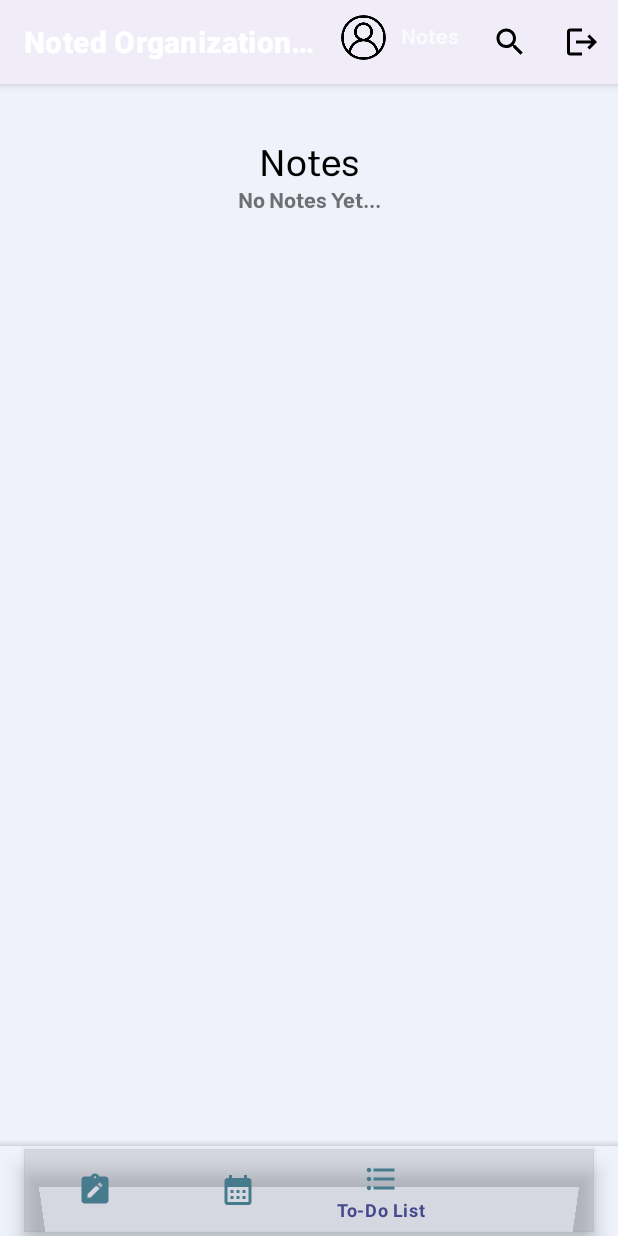
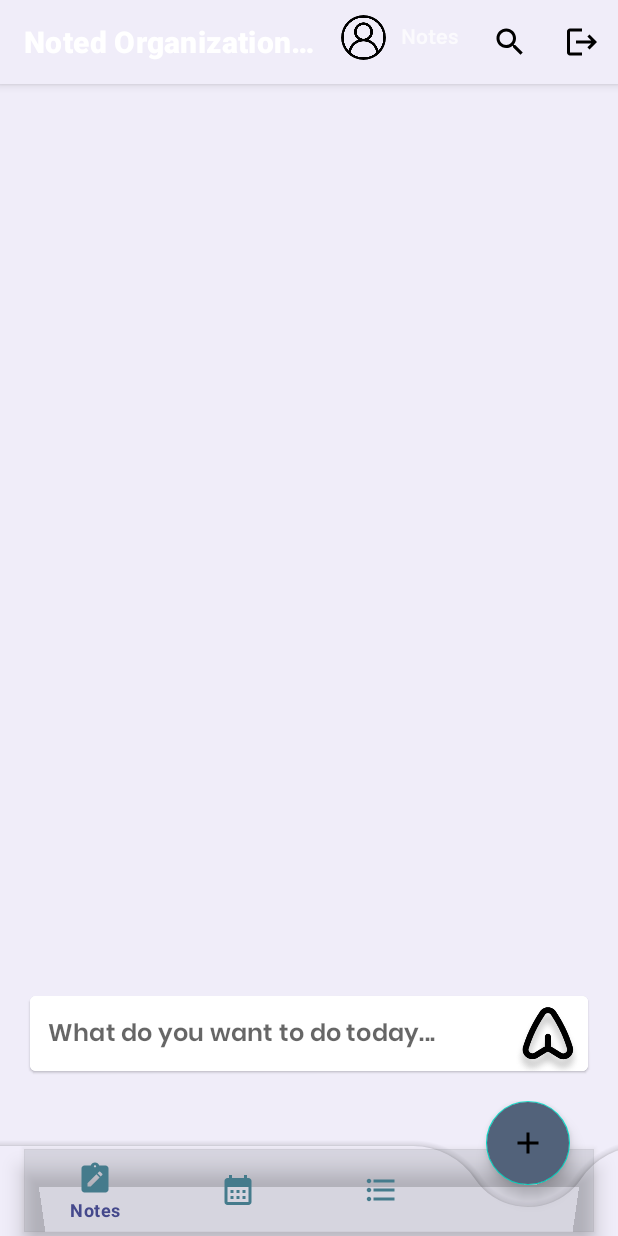
Before and after one commit to ShahdO3/SE_Project, an Android app: the screen it shows after launch once a user with an empty profile is signed in (HomeActivity), item 3 of the bottom bar chosen, on a phone screen of 412 x 824 dp. Run offline under Robolectric (Android 15) with nearby library versions, the phone set to English and light mode, and no system bars; our stand-ins replace CircleImageView, Firebase (no records; nobody signed in at launch, a user with empty details on screens opened directly), Picasso; libraries missing offline, so code that uses them is left out: com.basusingh.beautifulprogressdialog; pictures from the network do not load; 11 statements that could not run were skipped.

Commit message:
Navigation to Reminders done

```diff
--- a/app/src/main/java/com/example/notedApp/HomeActivity.kt
+++ b/app/src/main/java/com/example/notedApp/HomeActivity.kt
@@ -13,6 +13,7 @@ import androidx.appcompat.app.AppCompatActivity
 import android.os.Bundle
 import android.provider.MediaStore
 import android.text.Html
+import android.util.Log
 import android.view.Menu
 import android.view.MenuItem
 import android.view.MotionEvent
@@ -29,6 +30,8 @@ import androidx.navigation.findNavController
 import androidx.navigation.fragment.findNavController
 import androidx.navigation.fragment.navArgs
 import com.basusingh.beautifulprogressdialog.BeautifulProgressDialog
+import com.example.notedApp.databinding.ActivityHomeBinding
+import com.example.notedApp.databinding.FragmentProfilePageBinding
 import com.google.firebase.auth.FirebaseAuth
 import com.google.firebase.auth.FirebaseUser
 import com.google.firebase.auth.UserProfileChangeRequest
@@ -43,6 +46,7 @@ import java.io.IOException
 
 private lateinit var context:Context
 class HomeActivity : AppCompatActivity() {
+    private lateinit var binding: ActivityHomeBinding
     private lateinit var imgUri : Uri
     private lateinit var auth: FirebaseAuth
     private lateinit var user: FirebaseUser
@@ -104,7 +108,11 @@ class HomeActivity : AppCompatActivity() {
 
     override fun onCreate(savedInstanceState: Bundle?) {
         super.onCreate(savedInstanceState)
-        setContentView(R.layout.activity_home)
+        Log.d("ugh", "in home activity or creating it")
+        binding = ActivityHomeBinding.inflate(layoutInflater)
+        Log.d("ugh", binding.root.toString())
+        setContentView(binding.root)
+
         context = applicationContext
         auth = FirebaseAuth.getInstance()
         user = auth.currentUser!!
@@ -117,6 +125,7 @@ class HomeActivity : AppCompatActivity() {
         progress.setLottieLoop(true)
         progress.setLayoutColor(Color.WHITE)
 
+//        Getting a reference to the current user
         userRef = FirebaseDatabase
             .getInstance()
             .getReference("users")
@@ -131,6 +140,7 @@ class HomeActivity : AppCompatActivity() {
     override fun onCreateOptionsMenu(menu: Menu?): Boolean {
         menuInflater.inflate(R.menu.search_menu, menu)
 
+//  This part is to show the search bar
         val searchItem = menu?.findItem(R.id.search_action)
         val searchView: SearchView = searchItem?.actionView as SearchView
         searchView.queryHint = "What are you looking for?"
@@ -141,7 +151,7 @@ class HomeActivity : AppCompatActivity() {
             }
 
             override fun onQueryTextChange(newText: String?): Boolean {
-//               implement the filter on all the frags
+//               Filter the results from all the pages
                 return false
             }
 
--- a/app/src/main/java/com/example/notedApp/NotesAdapter.kt
+++ b/app/src/main/java/com/example/notedApp/NotesAdapter.kt
@@ -12,6 +12,7 @@ import android.widget.TextView
 import androidx.fragment.app.FragmentManager
 import androidx.navigation.findNavController
 import androidx.recyclerview.widget.RecyclerView
+import com.example.notedApp.databinding.NotesItemBinding
 import com.example.notedApp.databinding.RegisteredLessonsRowBinding
 import com.squareup.picasso.Picasso
 import de.hdodenhof.circleimageview.CircleImageView
@@ -20,8 +21,7 @@ import java.util.*
 class NotesAdapter (
     var mutableL: MutableList<NotesInfo>,
     val context: Context,
-    val activity: Activity,
-    val fragmentManager: FragmentManager)
+    val activity: Activity)
     : RecyclerView.Adapter<NotesAdapter.ViewHolder>() {
 
         inner class ViewHolder(view: View): RecyclerView.ViewHolder(view){
@@ -31,7 +31,7 @@ class NotesAdapter (
 
         override fun onCreateViewHolder(parent: ViewGroup, viewType: Int): ViewHolder {
             return ViewHolder(
-                RegisteredLessonsRowBinding.inflate(
+                NotesItemBinding.inflate(
                     LayoutInflater
                         .from(parent.context), parent, false).root)
         }
--- a/app/src/main/java/com/example/notedApp/NotesInfo.kt
+++ b/app/src/main/java/com/example/notedApp/NotesInfo.kt
@@ -1,6 +1,4 @@
 package com.example.notedApp
 
-class NotesInfo {
-    var title: String? = null
-    var description: String? = null
-}
+data class NotesInfo (var title: String?,
+                      var description: String?)
--- a/app/src/main/java/com/example/notedApp/ProfilePageFragment.kt
+++ b/app/src/main/java/com/example/notedApp/ProfilePageFragment.kt
@@ -42,14 +42,14 @@ class ProfilePageFragment : Fragment() {
     private lateinit var imgUri : Uri
     private lateinit var auth: FirebaseAuth
     private lateinit var user:FirebaseUser
-    private lateinit var instructorsRef: DatabaseReference
     private lateinit var userRef: DatabaseReference
     private lateinit var imageStorageRef:StorageReference
-    private lateinit var upcomingList: MutableList<RegisteredClassesInfo>
-    private lateinit var todayList: MutableList<RegisteredClassesInfo>
     private lateinit var binding: FragmentProfilePageBinding
     private lateinit var cont: Context
     lateinit var progress: BeautifulProgressDialog
+    private lateinit var adapter: NotesAdapter
+    private lateinit var mlist:MutableList<NotesInfo>
+    private lateinit var databaseRef:DatabaseReference
 
     override fun onCreateView(
         inflater: LayoutInflater, container: ViewGroup?,
@@ -74,20 +74,17 @@ class ProfilePageFragment : Fragment() {
 
         binding = FragmentProfilePageBinding.inflate(inflater, container, false)
 
-        upcomingList = mutableListOf()
-        todayList = mutableListOf()
         cont = requireContext()
 
         auth = FirebaseAuth.getInstance()
         user = auth.currentUser!!
+        mlist = mutableListOf()
+        adapter = NotesAdapter(mlist, requireContext(), requireActivity())
 
         imgUri = user.photoUrl!!
-//        Picasso.with(context).load(imgUri).placeholder(R.drawable.user).into(binding.userPp)
+
         println("recieved image = ${args.imageUri}")
-//        getPic()
-        instructorsRef = FirebaseDatabase
-            .getInstance()
-            .getReference("instructors")
+
         userRef = FirebaseDatabase
             .getInstance()
             .getReference("users")
@@ -95,6 +92,8 @@ class ProfilePageFragment : Fragment() {
         imageStorageRef = FirebaseStorage.getInstance()
             .getReference("profileImg")
             .child(user.uid)
+        databaseRef = FirebaseDatabase.getInstance().reference
+            .child(auth.currentUser?.uid.toString()).child("Notes")
 
 //
 //        binding.notesRecycler.layoutManager = LinearLayoutManager(
@@ -102,33 +101,20 @@ class ProfilePageFragment : Fragment() {
 //        binding.notesRecycler.setHasFixedSize(true)
 
 
-        userRef.child("classes").addValueEventListener(object: ValueEventListener {
+        userRef.child("Notes").addValueEventListener(object: ValueEventListener {
             override fun onDataChange(snapshot: DataSnapshot) {
                 if (snapshot.exists()){
-                    upcomingList.clear()
+                    mlist.clear()
                     for (snap in snapshot.children){
-                        println("snap = $snap")
-                        val classes = snap.getValue(RegisteredClassesInfo::class.java)
-                        if (classes!=null){
-                            println("classes =  $classes")
-                            val dayToday = Calendar.getInstance().get(Calendar.DAY_OF_WEEK)
-                            val dayChosen = HomeActivity.dayToNum(classes.dayChosen!!
-                                .subSequence(0,3) as String)
 
-                            if (dayChosen == dayToday ) {
-                                todayList.add(classes)
-                                binding.nothingRegTV.visibility = INVISIBLE
-                            }else {
-                            }
+                        val notes = snap.getValue(NotesInfo::class.java)
+                        if (notes!=null){
+                            println("notes =  $notes")
+                            mlist.add(notes)
+
                         }
                     }
-                    try{
-                        val adapter2 = RegisteredClassesAdapter(todayList, context!!, requireActivity(), parentFragmentManager)
-//                        binding.notesRecycler.adapter = adapter2
-
-                    }catch (e :NullPointerException){
-                        println( e.localizedMessage)
-                    }
+                    adapter.notifyDataSetChanged()
                 }
             }
 
@@ -136,6 +122,8 @@ class ProfilePageFragment : Fragment() {
                 Toast.makeText(context!!, error.message, Toast.LENGTH_LONG).show()
             }
         })
+
+
 
         binding.bottomNavigationView.setOnItemSelectedListener {
             when(it.itemId){
@@ -147,17 +135,20 @@ class ProfilePageFragment : Fragment() {
                 }
                 R.id.todolist->{
                     binding.fAbtn.hide()
+                    val move = ProfilePageFragmentDirections
+                        .actionProfilePageFragmentToToDoListFragment2()
+                    findNavController().navigate(move)
+
                 }
             }
             true
         }
 
         binding.fAbtn.setOnClickListener {
-            val move = ProfilePageFragmentDirections
-                .actionProfilePageFragmentToNewNotesBottomDialogF()
-            findNavController().navigate(move)
+//            val move = ProfilePageFragmentDirections
+//                .actionProfilePageFragmentToNewNotesBottomDialogF()
+//            findNavController().navigate(move)
         }
-
         return binding.root
     }
 
--- a/app/src/main/java/com/example/notedApp/SplashScreen.kt
+++ b/app/src/main/java/com/example/notedApp/SplashScreen.kt
@@ -4,6 +4,7 @@ import android.content.Context
 import android.os.Bundle
 import android.os.Handler
 import android.os.Looper
+import android.util.Log
 import android.view.LayoutInflater
 import android.view.View
 import android.view.ViewGroup
@@ -27,6 +28,7 @@ class SplashScreen : Fragment() {
             move = if (currentUser == null){
                 SplashScreenDirections.actionSplashScreen2ToSignInFragment2()
             }else{
+                Log.d("ugh", "user not null")
                 val sharedPref = requireActivity().getSharedPreferences("savePic",
                     Context.MODE_PRIVATE)
                 val imgUri = sharedPref.getString("imgUri", "")!!
--- a/app/src/main/res/layout/activity_home.xml
+++ b/app/src/main/res/layout/activity_home.xml
@@ -8,6 +8,7 @@
     tools:context=".HomeActivity">
 
         <androidx.appcompat.widget.Toolbar
+            android:id="@+id/toolbar"
             android:layout_width="match_parent"
             android:layout_height="wrap_content"
             app:layout_constraintEnd_toEndOf="parent"
@@ -17,15 +18,18 @@
         </androidx.appcompat.widget.Toolbar>
 
         <androidx.fragment.app.FragmentContainerView
-            android:id="@+id/fragmentContainerView"
+            android:id="@+id/fragmentContainerViewHome"
             android:name="androidx.navigation.fragment.NavHostFragment"
             android:layout_width="match_parent"
             android:layout_height="match_parent"
             app:defaultNavHost="true"
             app:layout_constraintBottom_toBottomOf="parent"
             app:layout_constraintEnd_toEndOf="parent"
+            app:layout_constraintHorizontal_bias="0.0"
             app:layout_constraintStart_toStartOf="parent"
             app:layout_constraintTop_toTopOf="parent"
             app:navGraph="@navigation/app_navigation" />
-<!--    </ScrollView>-->
+
+
+        <!--    </ScrollView>-->
 </androidx.constraintlayout.widget.ConstraintLayout>
--- a/app/src/main/res/layout/fragment_profile_page.xml
+++ b/app/src/main/res/layout/fragment_profile_page.xml
@@ -17,14 +17,14 @@
     android:backgroundTintMode="multiply">
 
 
-
-
     <androidx.recyclerview.widget.RecyclerView
         android:id="@+id/notes_recycler"
         android:layout_width="match_parent"
         android:layout_height="wrap_content"
+        android:layout_marginTop="8dp"
         android:background="#74F4F9FF"
         app:layout_constraintEnd_toEndOf="parent"
+        app:layout_constraintHorizontal_bias="0.0"
         app:layout_constraintStart_toStartOf="parent"
         app:layout_constraintTop_toBottomOf="@id/notesTV"
         tools:listitem="@layout/notes_item" />
@@ -54,8 +54,13 @@
         app:layout_constraintStart_toStartOf="parent"
         app:layout_constraintTop_toTopOf="parent" />
 
-
-</androidx.constraintlayout.widget.ConstraintLayout>
+    <androidx.coordinatorlayout.widget.CoordinatorLayout
+        android:id="@+id/bottomAppBar"
+        android:layout_width="wrap_content"
+        android:layout_height="90dp"
+        app:layout_constraintBottom_toBottomOf="parent"
+        app:layout_constraintEnd_toEndOf="parent"
+        app:layout_constraintStart_toStartOf="parent">
 
         <com.google.android.material.bottomappbar.BottomAppBar
             android:id="@+id/bAppB"
@@ -63,8 +68,8 @@
             android:layout_height="60dp"
             android:layout_gravity="bottom"
             android:backgroundTint="@android:color/transparent"
+            app:fabAlignmentMode="end"
             app:fabAnimationMode="slide"
-        app:fabAlignmentMode="end"
             app:fabCradleMargin="15dp"
             app:fabCradleRoundedCornerRadius="50dp"
             app:fabCradleVerticalOffset="2dp">
@@ -74,23 +79,27 @@
                 android:layout_width="match_parent"
                 android:layout_height="55dp"
                 android:layout_marginEnd="16dp"
+                android:background="#336E7477"
+                app:itemIconTint="#457B8C"
                 app:itemTextColor="#45498C"
-            app:itemIconTint="#457B8C"
-            app:menu="@menu/nav_menu_with_btn"
-            android:background="#336E7477"
-            />
+                app:menu="@menu/nav_menu_with_btn" />
         </com.google.android.material.bottomappbar.BottomAppBar>
-
 
 
         <com.google.android.material.floatingactionbutton.FloatingActionButton
             android:id="@+id/fAbtn"
             android:layout_width="wrap_content"
             android:layout_height="wrap_content"
+            android:backgroundTint="@color/burgundy"
             android:contentDescription="TODO"
-        android:backgroundTint="@color/burgundy"
-        app:rippleColor="@color/burgundy"
+            android:src="@drawable/baseline_add_24"
             app:layout_anchor="@id/bAppB"
-        android:src="@drawable/baseline_add_24"/>
+            app:rippleColor="@color/burgundy" />
 
     </androidx.coordinatorlayout.widget.CoordinatorLayout>
+
+
+</androidx.constraintlayout.widget.ConstraintLayout>
+
+
+</androidx.coordinatorlayout.widget.CoordinatorLayout>
--- a/app/src/main/res/layout/fragment_to_do_list.xml
+++ b/app/src/main/res/layout/fragment_to_do_list.xml
@@ -15,12 +15,13 @@
         tools:layout_editor_absoluteX="82dp"
         tools:layout_editor_absoluteY="0dp" />
 
+    <!--        app:layout_constraintBottom_toTopOf="@+id/textView6"-->
     <com.google.android.material.card.MaterialCardView
         android:id="@+id/materialCardView"
         android:layout_width="match_parent"
         android:layout_height="50dp"
-        android:layout_marginBottom="20dp"
-        app:layout_constraintBottom_toTopOf="@+id/textView6"
+        android:layout_margin="20dp"
+        app:layout_constraintBottom_toTopOf="@+id/bottomAppBar"
         app:layout_constraintEnd_toEndOf="parent"
         app:layout_constraintStart_toStartOf="parent">
 
@@ -38,7 +39,8 @@
                 android:layout_width="match_parent"
                 android:layout_height="match_parent"
                 android:background="@color/white"
-                android:hint="Enter To-Do"
+                android:fontFamily="@font/poppins_semibold"
+                android:hint="What do you want to do today..."
                 android:paddingStart="12dp"
                 android:paddingTop="15dp"
                 android:paddingEnd="12dp" />
@@ -49,59 +51,103 @@
             android:id="@+id/SubmitBtn"
             android:layout_width="50dp"
             android:layout_height="match_parent"
-            android:layout_marginLeft="350dp"
+            android:layout_marginLeft="320dp"
             android:background="@drawable/submitarrow" />
 
 
     </com.google.android.material.card.MaterialCardView>
 
 
-    <TextView
-        android:id="@+id/textView6"
-        android:layout_width="match_parent"
-        android:layout_height="100dp"
-        android:background="@drawable/topround"
-        app:cardCornerRadius="50dp"
-        app:layout_constraintBottom_toBottomOf="@+id/background" />
+<!--    <TextView-->
+<!--        android:id="@+id/textView6"-->
+<!--        android:layout_width="match_parent"-->
+<!--        android:layout_height="100dp"-->
+<!--        android:background="@drawable/topround"-->
+<!--        app:cardCornerRadius="50dp"-->
+<!--        app:layout_constraintBottom_toBottomOf="@+id/background" />-->
 
-    <ImageButton
-        android:id="@+id/reminderBtn"
-        android:layout_width="80dp"
-        android:layout_height="80dp"
-        android:layout_marginStart="45dp"
-        android:layout_marginBottom="10dp"
-        android:background="@drawable/baseline_calendar_month_24"
-        app:layout_constraintBottom_toBottomOf="@+id/background"
-        app:layout_constraintStart_toStartOf="parent"/>
+<!--    <ImageButton-->
+<!--        android:id="@+id/reminderBtn"-->
+<!--        android:layout_width="80dp"-->
+<!--        android:layout_height="80dp"-->
+<!--        android:layout_marginStart="45dp"-->
+<!--        android:layout_marginBottom="10dp"-->
+<!--        android:background="@drawable/baseline_calendar_month_24"-->
+<!--        app:layout_constraintBottom_toBottomOf="@+id/background"-->
+<!--        app:layout_constraintStart_toStartOf="parent"/>-->
 
-    <ImageButton
-        android:id="@+id/btn2"
-        android:layout_width="80dp"
-        android:layout_height="80dp"
-        android:layout_marginStart="40dp"
-        android:layout_marginBottom="10dp"
-        android:background="@drawable/baseline_format_list_bulleted_24"
-        app:layout_constraintBottom_toBottomOf="@+id/background"
-        app:layout_constraintStart_toEndOf="@+id/reminderBtn"/>
+<!--    <ImageButton-->
+<!--        android:id="@+id/btn2"-->
+<!--        android:layout_width="80dp"-->
+<!--        android:layout_height="80dp"-->
+<!--        android:layout_marginStart="40dp"-->
+<!--        android:layout_marginBottom="10dp"-->
+<!--        android:background="@drawable/baseline_format_list_bulleted_24"-->
+<!--        app:layout_constraintBottom_toBottomOf="@+id/background"-->
+<!--        app:layout_constraintStart_toEndOf="@+id/reminderBtn"/>-->
 
-    <ImageButton
-        android:id="@+id/NotesBtn"
-        android:layout_width="80dp"
-        android:layout_height="80dp"
-        android:layout_marginStart="40dp"
-        android:layout_marginBottom="10dp"
-        android:background="@drawable/baseline_note_alt_24"
-        app:layout_constraintBottom_toBottomOf="@+id/background"
-        app:layout_constraintStart_toEndOf="@+id/btn2"/>
+<!--    <ImageButton-->
+<!--        android:id="@+id/NotesBtn"-->
+<!--        android:layout_width="80dp"-->
+<!--        android:layout_height="80dp"-->
+<!--        android:layout_marginStart="40dp"-->
+<!--        android:layout_marginBottom="10dp"-->
+<!--        android:background="@drawable/baseline_note_alt_24"-->
+<!--        app:layout_constraintBottom_toBottomOf="@+id/background"-->
+<!--        app:layout_constraintStart_toEndOf="@+id/btn2"/>-->
 
     <androidx.recyclerview.widget.RecyclerView
         android:id="@+id/ToDoRecycler"
         android:layout_width="match_parent"
         android:layout_height="435dp"
-        app:layout_constraintBottom_toTopOf="@+id/materialCardView"
+        android:layout_margin="10dp"
         app:layout_constraintEnd_toEndOf="parent"
         app:layout_constraintStart_toStartOf="parent"
         app:layout_constraintTop_toTopOf="@+id/background" />
 
+    <androidx.coordinatorlayout.widget.CoordinatorLayout
+        android:id="@+id/bottomAppBar"
+        android:layout_width="wrap_content"
+        android:layout_height="90dp"
+        app:layout_constraintBottom_toBottomOf="parent"
+        app:layout_constraintEnd_toEndOf="parent"
+        app:layout_constraintStart_toStartOf="parent">
+
+        <com.google.android.material.bottomappbar.BottomAppBar
+            android:id="@+id/bAppB"
+            android:layout_width="match_parent"
+            android:layout_height="60dp"
+            android:layout_gravity="bottom"
+            android:backgroundTint="@android:color/transparent"
+            app:fabAlignmentMode="end"
+            app:fabAnimationMode="slide"
+            app:fabCradleMargin="15dp"
+            app:fabCradleRoundedCornerRadius="50dp"
+            app:fabCradleVerticalOffset="2dp">
+
+            <com.google.android.material.bottomnavigation.BottomNavigationView
+                android:id="@+id/bottomNavigationView"
+                android:layout_width="match_parent"
+                android:layout_height="55dp"
+                android:layout_marginEnd="16dp"
+                android:background="#336E7477"
+                app:itemIconTint="#457B8C"
+                app:itemTextColor="#45498C"
+                app:menu="@menu/nav_menu_with_btn" />
+        </com.google.android.material.bottomappbar.BottomAppBar>
+
+
+        <com.google.android.material.floatingactionbutton.FloatingActionButton
+            android:id="@+id/fAbtn"
+            android:layout_width="wrap_content"
+            android:layout_height="wrap_content"
+            android:backgroundTint="@color/burgundy"
+            android:contentDescription="TODO"
+            android:src="@drawable/baseline_add_24"
+            app:layout_anchor="@id/bAppB"
+            app:rippleColor="@color/burgundy" />
+
+    </androidx.coordinatorlayout.widget.CoordinatorLayout>
+
 
 </androidx.constraintlayout.widget.ConstraintLayout>
--- a/app/src/main/res/navigation/app_navigation.xml
+++ b/app/src/main/res/navigation/app_navigation.xml
@@ -19,38 +19,20 @@
             app:argType="string"
             android:defaultValue="Robin" />
         <action
-            android:id="@+id/action_profilePageFragment_to_findTutorsFrag"
-            app:destination="@id/findTutorsFrag"
-            app:popUpTo="@id/profilePageFragment"
-            app:popUpToInclusive="true" />
-        <action
             android:id="@+id/action_profilePageFragment_to_reservedClassDialogFragment"
             app:destination="@id/reservedClassDialogFragment" />
         <action
+            android:id="@+id/action_profilePageFragment_to_startActivity"
+            app:destination="@id/startActivity" />
+        <action
+            android:id="@+id/action_profilePageFragment_to_toDoListFragment2"
+            app:destination="@id/toDoListFragment2" />
+        <action
             android:id="@+id/action_profilePageFragment_to_newNotesBottomDialogF"
             app:destination="@id/newNotesBottomDialogF" />
-        <action
-            android:id="@+id/action_profilePageFragment_to_startActivity"
-            app:destination="@id/startActivity" />
-    </fragment>
-    <fragment
-        android:id="@+id/findTutorsFrag"
-        android:name="com.example.notedApp.FindTutorsFrag"
-        android:label="fragment_find_tutors"
-        tools:layout="@layout/fragment_find_tutors" >
-        <action
-            android:id="@+id/action_findTutorsFrag_to_profilePageFragment"
-            app:destination="@id/profilePageFragment"
-            app:popUpTo="@id/findTutorsFrag"
-            app:popUpToInclusive="true" />
-        <argument
-            android:name="imageUrl"
-            app:argType="string"
-            android:defaultValue="blah" />
-        <argument
-            android:name="name"
-            app:argType="string"
-            android:defaultValue="Robin" />
+        <!--        <action-->
+<!--            android:id="@+id/action_profilePageFragment_to_mainActivity"-->
+<!--            app:destination="@id/mainActivity" />-->
     </fragment>
     <dialog
         android:id="@+id/reservedClassDialogFragment"
@@ -75,7 +57,24 @@
             android:name="hour"
             app:argType="integer" />
     </dialog>
-    <dialog
+    <activity
+        android:id="@+id/startActivity"
+        android:name="com.example.notedApp.StartActivity"
+        android:label="activity_start"
+        tools:layout="@layout/activity_start" />
+    <fragment
+        android:id="@+id/toDoListFragment2"
+        android:name="com.example.notedApp.ToDoListFragment"
+        android:label="fragment_to_do_list"
+        tools:layout="@layout/fragment_to_do_list" >
+        <action
+            android:id="@+id/action_toDoListFragment2_to_profilePageFragment"
+            app:destination="@id/profilePageFragment" />
+<!--        <action-->
+<!--            android:id="@+id/action_toDoListFragment2_to_mainActivity"-->
+<!--            app:destination="@id/mainActivity" />-->
+    </fragment>
+    <fragment
         android:id="@+id/newNotesBottomDialogF"
         android:name="com.example.notedApp.newNotesBottomDialogF"
         android:label="fragment_new_notes_bottom_dialog"
@@ -83,10 +82,11 @@
         <action
             android:id="@+id/action_newNotesBottomDialogF_to_profilePageFragment"
             app:destination="@id/profilePageFragment" />
-    </dialog>
-    <activity
-        android:id="@+id/startActivity"
-        android:name="com.example.notedApp.StartActivity"
-        android:label="activity_start"
-        tools:layout="@layout/activity_start" />
+    </fragment>
+
+    <!--    <activity-->
+<!--        android:id="@+id/mainActivity"-->
+<!--        android:name="com.example.notedApp.HomeActivity"-->
+<!--        android:label="activity_main"-->
+<!--        tools:layout="@layout/activity_home" />-->
 </navigation>
```
Also changed, not shown: app/src/main/java/com/example/notedApp/FindTutorsFrag.kt (deleted, +0 -120 lines), app/src/main/java/com/example/notedApp/ToDoListFragment.kt (+30 -8 lines), app/src/main/java/com/example/notedApp/newNotesBottomDialogF.kt (+70 -2 lines), app/src/main/res/layout/fragment_find_tutors.xml (deleted, +0 -75 lines). Lines whose indentation alone changed are shown as unchanged.
